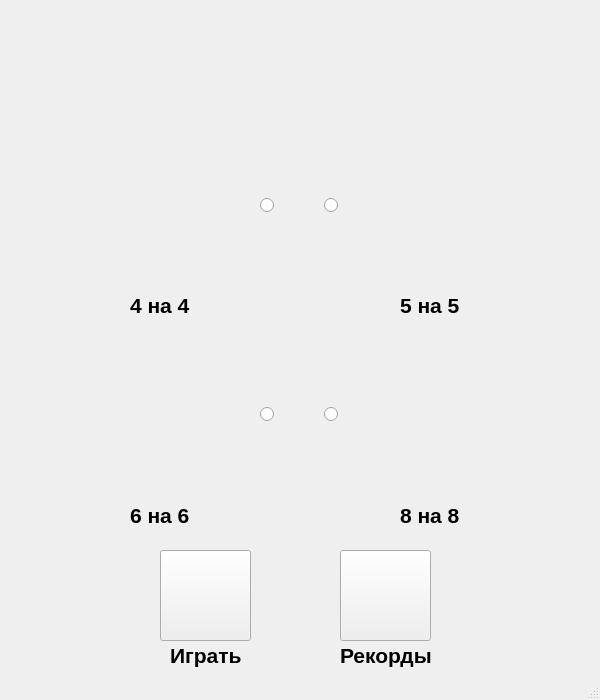
Above: src/ui_files/main.ui from aleksandrmbelkin/Game_2048 before the change. Below: the same form after it.
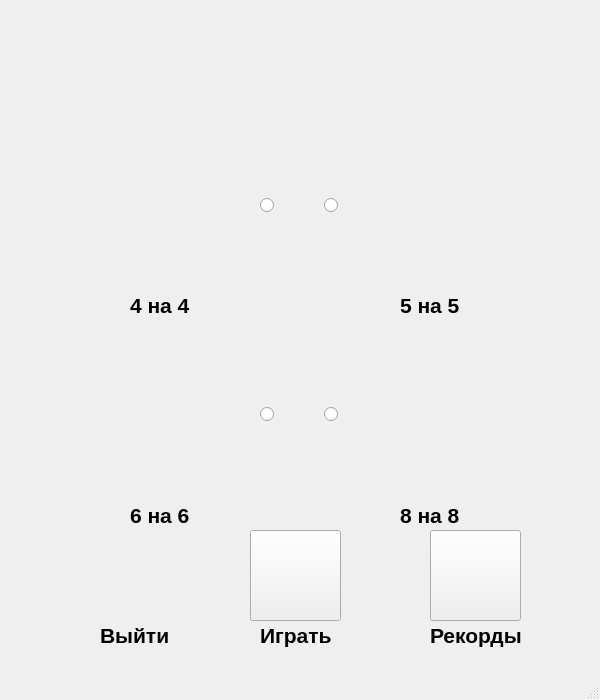
That is the form after the change. Icons and pictures are not drawn.

```diff
--- a/src/ui_files/main.ui
+++ b/src/ui_files/main.ui
@@ -36,8 +36,8 @@
    <widget class="QPushButton" name="play_button">
     <property name="geometry">
      <rect>
-      <x>160</x>
-      <y>550</y>
+      <x>250</x>
+      <y>530</y>
       <width>91</width>
       <height>91</height>
      </rect>
@@ -59,8 +59,8 @@
    <widget class="QPushButton" name="records_button">
     <property name="geometry">
      <rect>
-      <x>340</x>
-      <y>550</y>
+      <x>430</x>
+      <y>530</y>
       <width>91</width>
       <height>91</height>
      </rect>
@@ -256,8 +256,8 @@
    <widget class="QLabel" name="text_play">
     <property name="geometry">
      <rect>
-      <x>170</x>
-      <y>640</y>
+      <x>260</x>
+      <y>620</y>
       <width>81</width>
       <height>31</height>
      </rect>
@@ -269,8 +269,8 @@
    <widget class="QLabel" name="text_records">
     <property name="geometry">
      <rect>
-      <x>340</x>
-      <y>640</y>
+      <x>430</x>
+      <y>620</y>
       <width>111</width>
       <height>31</height>
      </rect>
@@ -279,6 +279,38 @@
      <string>&lt;html&gt;&lt;head/&gt;&lt;body&gt;&lt;p&gt;&lt;span style=&quot; font-size:16pt; font-weight:600;&quot;&gt;Рекорды&lt;/span&gt;&lt;/p&gt;&lt;/body&gt;&lt;/html&gt;</string>
     </property>
    </widget>
+   <widget class="QLabel" name="text_exit">
+    <property name="geometry">
+     <rect>
+      <x>100</x>
+      <y>620</y>
+      <width>71</width>
+      <height>31</height>
+     </rect>
+    </property>
+    <property name="text">
+     <string>&lt;html&gt;&lt;head/&gt;&lt;body&gt;&lt;p&gt;&lt;span style=&quot; font-size:16pt; font-weight:600;&quot;&gt;Выйти&lt;/span&gt;&lt;/p&gt;&lt;/body&gt;&lt;/html&gt;</string>
+    </property>
+   </widget>
+   <widget class="QLabel" name="button_exit">
+    <property name="geometry">
+     <rect>
+      <x>90</x>
+      <y>530</y>
+      <width>91</width>
+      <height>91</height>
+     </rect>
+    </property>
+    <property name="text">
+     <string/>
+    </property>
+    <property name="pixmap">
+     <pixmap>../../data/pictures/exit.png</pixmap>
+    </property>
+    <property name="scaledContents">
+     <bool>true</bool>
+    </property>
+   </widget>
   </widget>
   <widget class="QMenuBar" name="menubar">
    <property name="geometry">
```
Left out of the diff: 4 changed lines with no effect on the pictures.
